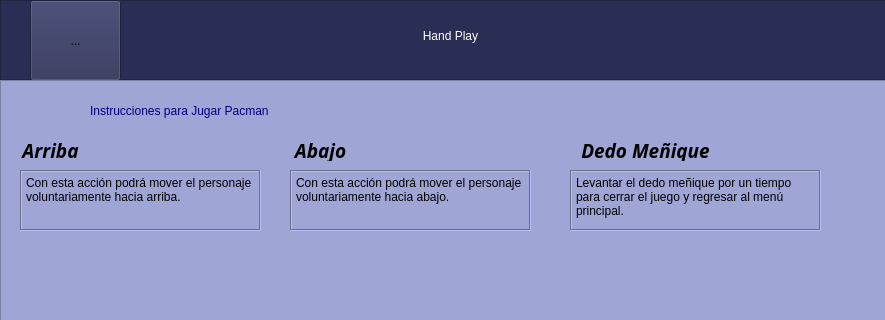
Before: the Qt Designer form GUI/IPacman.ui in Rainherz/Hand-Play, drawn with Qt 5; both pictures show x 0 to 885 and y 0 to 320 of the 885 by 736 pixel window.
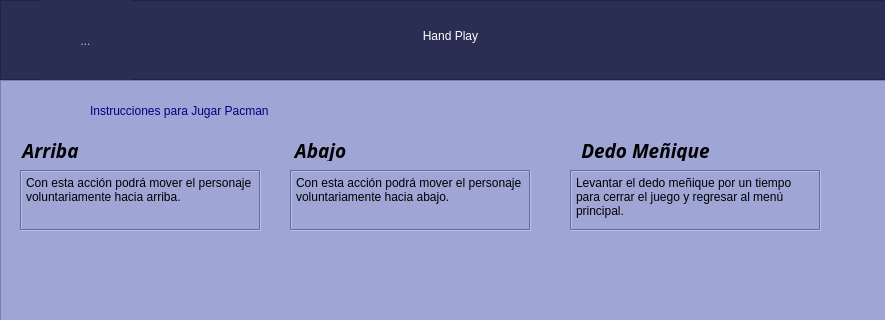
After: the same form once the commit is applied. Icons and pictures are not drawn.

Patch:
```diff
--- a/GUI/IPacman.ui
+++ b/GUI/IPacman.ui
@@ -15,6 +15,9 @@
   </property>
   <widget class="QWidget" name="centralwidget">
    <widget class="QFrame" name="Titulo">
+    <property name="enabled">
+     <bool>true</bool>
+    </property>
     <property name="geometry">
      <rect>
       <x>0</x>
@@ -55,11 +58,11 @@
     </widget>
     <widget class="QToolButton" name="toolButton">
      <property name="enabled">
-      <bool>true</bool>
+      <bool>false</bool>
      </property>
      <property name="geometry">
       <rect>
-       <x>30</x>
+       <x>40</x>
        <y>0</y>
        <width>91</width>
        <height>81</height>
@@ -87,6 +90,9 @@
        <height>160</height>
       </size>
      </property>
+     <property name="autoRaise">
+      <bool>true</bool>
+     </property>
     </widget>
    </widget>
    <widget class="QFrame" name="Videojuegos">
```
